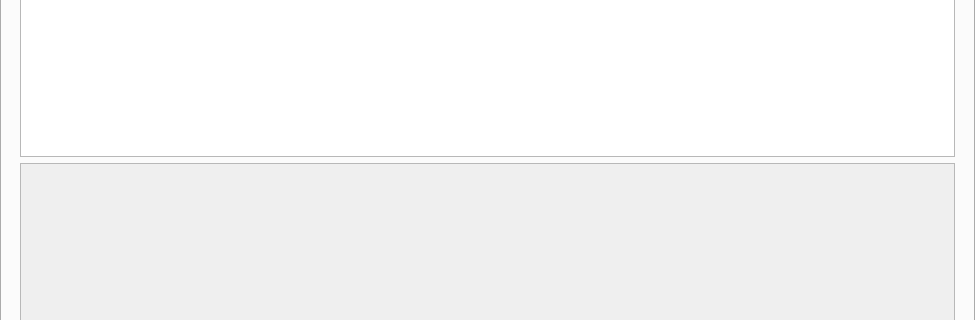
cbgp/diyabc, file python_interface/uis/Project.ui: the form before one commit; both pictures show x 0 to 975 and y 204 to 524 of the 975 by 810 pixel window.
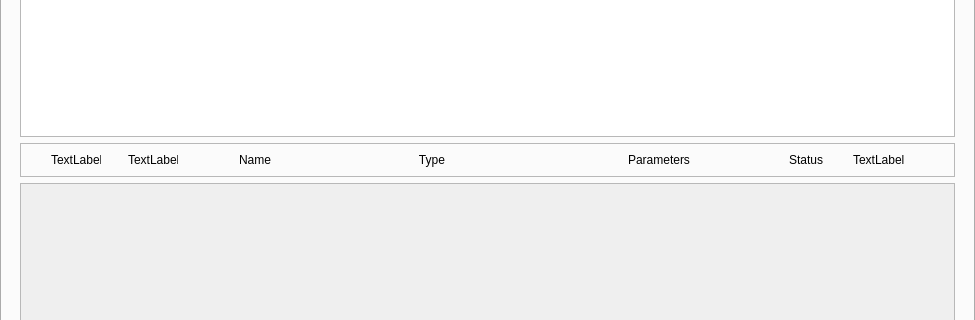
The form after the commit.

Diff of the .ui file:
```diff
--- a/python_interface/uis/Project.ui
+++ b/python_interface/uis/Project.ui
@@ -912,6 +912,163 @@
             </column>
            </widget>
           </item>
+          <item>
+           <widget class="QFrame" name="frame_9">
+            <property name="frameShape">
+             <enum>QFrame::StyledPanel</enum>
+            </property>
+            <property name="frameShadow">
+             <enum>QFrame::Raised</enum>
+            </property>
+            <layout class="QHBoxLayout" name="horizontalLayout_4">
+             <item>
+              <widget class="QLabel" name="label_17">
+               <property name="minimumSize">
+                <size>
+                 <width>50</width>
+                 <height>0</height>
+                </size>
+               </property>
+               <property name="maximumSize">
+                <size>
+                 <width>50</width>
+                 <height>16777215</height>
+                </size>
+               </property>
+               <property name="text">
+                <string>TextLabel</string>
+               </property>
+              </widget>
+             </item>
+             <item>
+              <widget class="QLabel" name="label_16">
+               <property name="minimumSize">
+                <size>
+                 <width>50</width>
+                 <height>0</height>
+                </size>
+               </property>
+               <property name="maximumSize">
+                <size>
+                 <width>50</width>
+                 <height>16777215</height>
+                </size>
+               </property>
+               <property name="text">
+                <string>TextLabel</string>
+               </property>
+              </widget>
+             </item>
+             <item>
+              <widget class="QLabel" name="label_13">
+               <property name="minimumSize">
+                <size>
+                 <width>100</width>
+                 <height>0</height>
+                </size>
+               </property>
+               <property name="maximumSize">
+                <size>
+                 <width>100</width>
+                 <height>16777215</height>
+                </size>
+               </property>
+               <property name="text">
+                <string>Name</string>
+               </property>
+               <property name="alignment">
+                <set>Qt::AlignCenter</set>
+               </property>
+              </widget>
+             </item>
+             <item>
+              <widget class="QLabel" name="label_12">
+               <property name="minimumSize">
+                <size>
+                 <width>200</width>
+                 <height>0</height>
+                </size>
+               </property>
+               <property name="maximumSize">
+                <size>
+                 <width>200</width>
+                 <height>16777215</height>
+                </size>
+               </property>
+               <property name="text">
+                <string>Type</string>
+               </property>
+               <property name="alignment">
+                <set>Qt::AlignCenter</set>
+               </property>
+              </widget>
+             </item>
+             <item>
+              <widget class="QLabel" name="label_11">
+               <property name="minimumSize">
+                <size>
+                 <width>200</width>
+                 <height>0</height>
+                </size>
+               </property>
+               <property name="maximumSize">
+                <size>
+                 <width>200</width>
+                 <height>16777215</height>
+                </size>
+               </property>
+               <property name="text">
+                <string>Parameters</string>
+               </property>
+               <property name="alignment">
+                <set>Qt::AlignCenter</set>
+               </property>
+              </widget>
+             </item>
+             <item>
+              <widget class="QLabel" name="label_14">
+               <property name="minimumSize">
+                <size>
+                 <width>40</width>
+                 <height>0</height>
+                </size>
+               </property>
+               <property name="maximumSize">
+                <size>
+                 <width>40</width>
+                 <height>16777215</height>
+                </size>
+               </property>
+               <property name="text">
+                <string>Status</string>
+               </property>
+               <property name="alignment">
+                <set>Qt::AlignCenter</set>
+               </property>
+              </widget>
+             </item>
+             <item>
+              <widget class="QLabel" name="label_18">
+               <property name="minimumSize">
+                <size>
+                 <width>70</width>
+                 <height>0</height>
+                </size>
+               </property>
+               <property name="maximumSize">
+                <size>
+                 <width>70</width>
+                 <height>16777215</height>
+                </size>
+               </property>
+               <property name="text">
+                <string>TextLabel</string>
+               </property>
+              </widget>
+             </item>
+            </layout>
+           </widget>
+          </item>
           <item>
            <widget class="QScrollArea" name="scrollArea">
             <property name="widgetResizable">
@@ -923,7 +1080,7 @@
                <x>0</x>
                <y>0</y>
                <width>929</width>
-               <height>313</height>
+               <height>291</height>
               </rect>
              </property>
              <layout class="QVBoxLayout" name="verticalLayout_9">
```
